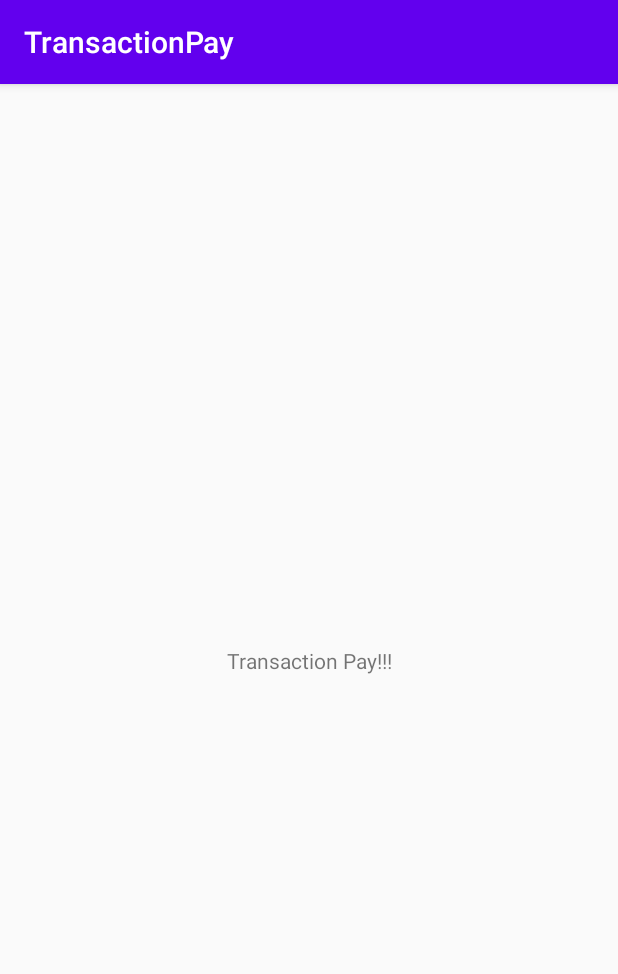
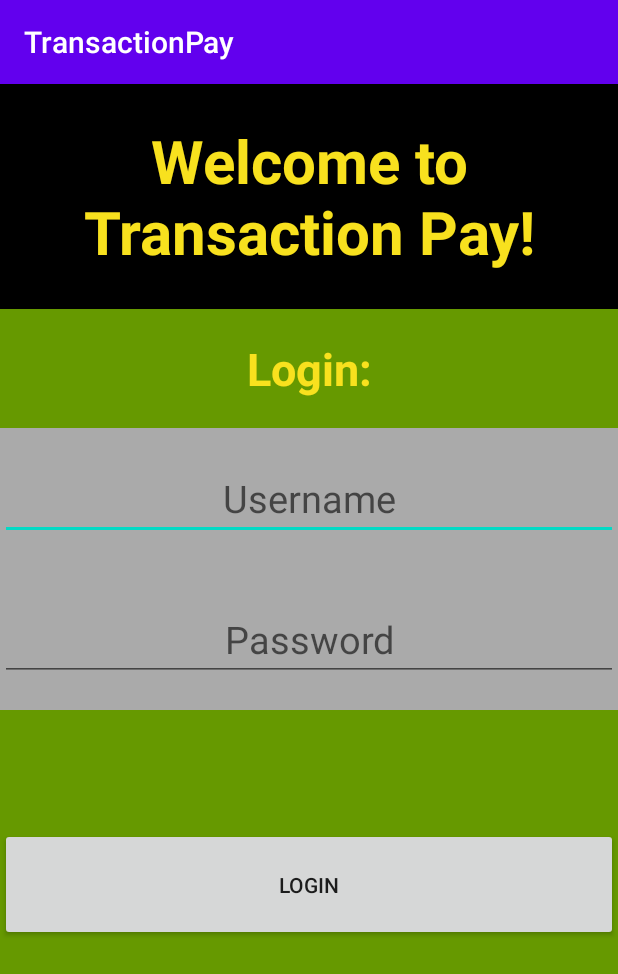
Before and after one commit to ricopomps/TransactionPay, an Android app: the screen it shows after launch (MainActivity before the commit, LoginActivity after it), on a phone screen of 412 x 824 dp. Shown: the top 974 px of the screen. Run offline under Robolectric (Android 15) with nearby library versions, the light colour scheme and no system bars.

Commit message:
Created login screen

```diff
--- a/TransactionPay/app/src/main/AndroidManifest.xml
+++ b/TransactionPay/app/src/main/AndroidManifest.xml
@@ -9,7 +9,8 @@
         android:roundIcon="@mipmap/ic_launcher_round"
         android:supportsRtl="true"
         android:theme="@style/AppTheme">
-        <activity android:name=".MainActivity">
+        <activity android:name=".MainActivity"></activity>
+        <activity android:name=".LoginActivity">
             <intent-filter>
                 <action android:name="android.intent.action.MAIN" />
 
--- /dev/null
+++ b/TransactionPay/app/src/main/java/com/example/transactionpay/LoginActivity.java
@@ -0,0 +1,34 @@
+package com.example.transactionpay;
+
+import androidx.appcompat.app.AppCompatActivity;
+
+import android.content.Intent;
+import android.os.Bundle;
+import android.view.View;
+import android.widget.Button;
+import android.widget.EditText;
+
+public class LoginActivity extends AppCompatActivity {
+    private EditText username;
+    private EditText password;
+    private Button login;
+    public static final String USERNAME = "USERNAME";
+    public static final String PASSWORD = "PASSWORD";
+    public static final int START = 42;
+
+    @Override
+    protected void onCreate(Bundle savedInstanceState) {
+        super.onCreate(savedInstanceState);
+        setContentView(R.layout.activity_login);
+        username = findViewById(R.id.usernameEditText);
+        password = findViewById(R.id.passwordEditText);
+        login = findViewById(R.id.loginButton);
+    }
+
+    public void login(View view) {
+        Intent intent = new Intent(LoginActivity.this, MainActivity.class);
+        intent.putExtra(USERNAME, username.getText().toString());
+        intent.putExtra(PASSWORD, password.getText().toString());
+        startActivityForResult(intent, START);
+    }
+}
--- a/TransactionPay/app/src/main/java/com/example/transactionpay/MainActivity.java
+++ b/TransactionPay/app/src/main/java/com/example/transactionpay/MainActivity.java
@@ -2,13 +2,21 @@ package com.example.transactionpay;
 
 import androidx.appcompat.app.AppCompatActivity;
 
+import android.content.Intent;
 import android.os.Bundle;
+import android.widget.TextView;
 
 public class MainActivity extends AppCompatActivity {
-
+private TextView username;
+private TextView password;
     @Override
     protected void onCreate(Bundle savedInstanceState) {
         super.onCreate(savedInstanceState);
         setContentView(R.layout.activity_main);
-    }
+        username = findViewById(R.id.usernameText);
+        password = findViewById(R.id.passwordText);
+        Intent intent = getIntent();
+        username.setText((String)intent.getStringExtra(LoginActivity.USERNAME));
+        password.setText((String)intent.getStringExtra(LoginActivity.PASSWORD));
 }
+}
--- /dev/null
+++ b/TransactionPay/app/src/main/res/layout/activity_login.xml
@@ -0,0 +1,122 @@
+<?xml version="1.0" encoding="utf-8"?>
+<androidx.constraintlayout.widget.ConstraintLayout xmlns:android="http://schemas.android.com/apk/res/android"
+    xmlns:app="http://schemas.android.com/apk/res-auto"
+    xmlns:tools="http://schemas.android.com/tools"
+    android:layout_width="match_parent"
+    android:layout_height="match_parent"
+    tools:context=".LoginActivity">
+
+
+    <LinearLayout
+        android:id="@+id/headerLayout"
+        android:layout_width="0dp"
+        android:layout_height="150dp"
+        android:layout_gravity="center_horizontal"
+        android:background="@android:color/background_dark"
+        android:gravity="center_vertical|left"
+        android:orientation="vertical"
+        app:layout_constraintEnd_toEndOf="parent"
+        app:layout_constraintStart_toStartOf="parent"
+        app:layout_constraintTop_toTopOf="parent">
+
+        <TextView
+            android:id="@+id/openingText"
+            android:layout_width="fill_parent"
+            android:layout_height="wrap_content"
+            android:gravity="center"
+            android:text="Welcome to Transaction Pay!"
+            android:textColor="#F8E11E"
+            android:textSize="40dp"
+            android:textStyle="bold" />
+
+    </LinearLayout>
+
+    <LinearLayout
+        android:layout_width="0dp"
+        android:layout_height="0dp"
+        android:orientation="vertical"
+        app:layout_constraintBottom_toBottomOf="parent"
+        android:background="@android:color/holo_green_dark"
+        app:layout_constraintEnd_toEndOf="parent"
+        app:layout_constraintStart_toStartOf="parent"
+
+        app:layout_constraintTop_toBottomOf="@+id/headerLayout">
+
+        <TextView
+            android:id="@+id/loginMessage"
+            android:layout_width="fill_parent"
+            android:layout_height="wrap_content"
+            android:gravity="center"
+            android:text="Login:"
+            android:textColor="#F8E11E"
+            android:textSize="30dp"
+            android:layout_weight="1"
+            android:textStyle="bold" />
+
+
+
+        <LinearLayout
+            android:layout_width="match_parent"
+            android:layout_height="wrap_content"
+            android:background="@android:color/darker_gray"
+            android:layout_weight="1"
+            android:gravity="center_vertical|left"
+            >
+
+            <EditText
+                android:id="@+id/usernameEditText"
+                android:layout_width="match_parent"
+                android:layout_height="wrap_content"
+                android:gravity="center"
+                android:hint="Username"
+                android:textSize="25dp" />
+
+
+
+        </LinearLayout>
+        <LinearLayout
+            android:layout_width="match_parent"
+            android:layout_height="wrap_content"
+            android:background="@android:color/darker_gray"
+            android:layout_weight="1"
+            android:gravity="center_vertical|left"
+            >
+
+            <EditText
+                android:id="@+id/passwordEditText"
+                android:layout_width="match_parent"
+                android:layout_height="wrap_content"
+                android:gravity="center"
+                android:hint="Password"
+                android:textSize="25dp" />
+        </LinearLayout>
+        <LinearLayout
+            android:layout_width="match_parent"
+            android:layout_height="wrap_content"
+            android:layout_weight="2">
+
+        </LinearLayout>
+        <LinearLayout
+            android:layout_width="match_parent"
+            android:layout_height="wrap_content"
+            android:layout_weight="5"
+
+
+            >
+
+            <Button
+                android:id="@+id/loginButton"
+                android:onClick="login"
+                android:layout_width="75dp"
+                android:layout_height="75dp"
+                android:layout_weight="1"
+                android:text="Login"
+
+                />
+        </LinearLayout>
+
+
+    </LinearLayout>
+
+
+</androidx.constraintlayout.widget.ConstraintLayout>
--- a/TransactionPay/app/src/main/res/layout/activity_main.xml
+++ b/TransactionPay/app/src/main/res/layout/activity_main.xml
@@ -7,12 +7,24 @@
     tools:context=".MainActivity">
 
     <TextView
+        android:id="@+id/usernameText"
         android:layout_width="wrap_content"
         android:layout_height="wrap_content"
-        android:text="Transaction Pay!!!"
-        app:layout_constraintBottom_toBottomOf="parent"
-        app:layout_constraintLeft_toLeftOf="parent"
-        app:layout_constraintRight_toRightOf="parent"
+        android:text="placeholder"
+        android:layout_marginTop="100dp"
+        android:textSize="30dp"
+        app:layout_constraintEnd_toEndOf="parent"
+        app:layout_constraintStart_toStartOf="parent"
         app:layout_constraintTop_toTopOf="parent" />
 
+    <TextView
+        android:id="@+id/passwordText"
+        android:layout_width="wrap_content"
+        android:text="placeholder2"
+        android:layout_height="wrap_content"
+        android:layout_marginTop="200dp"
+       android:textSize="30dp"
+        app:layout_constraintEnd_toEndOf="parent"
+        app:layout_constraintStart_toStartOf="parent"
+        app:layout_constraintTop_toBottomOf="@+id/usernameText" />
 </androidx.constraintlayout.widget.ConstraintLayout>
```
